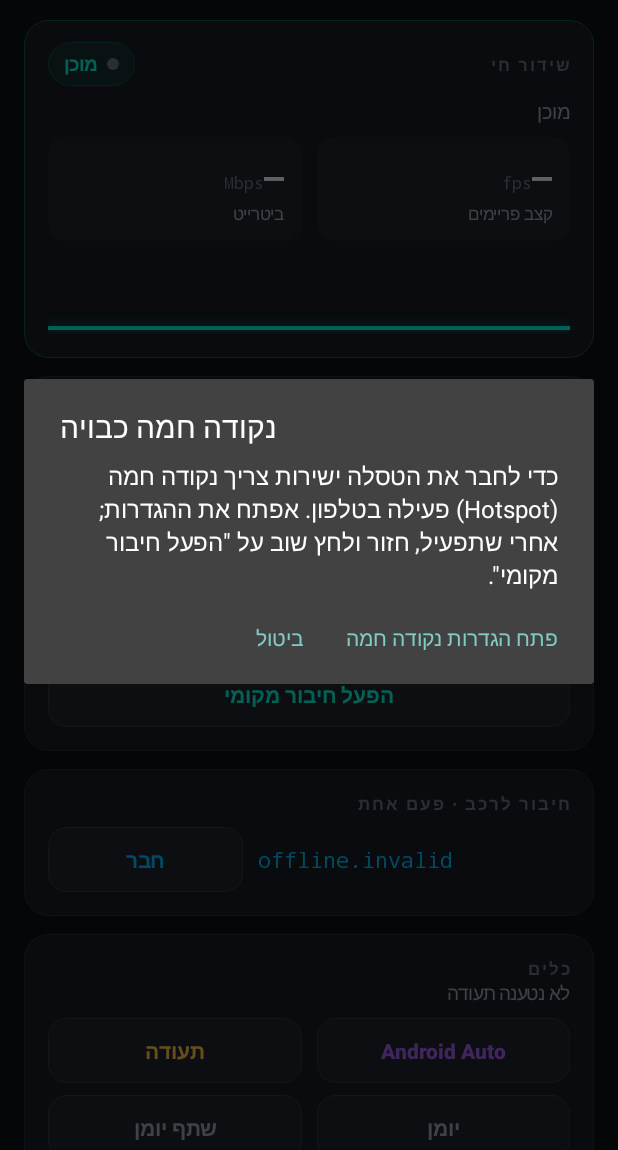
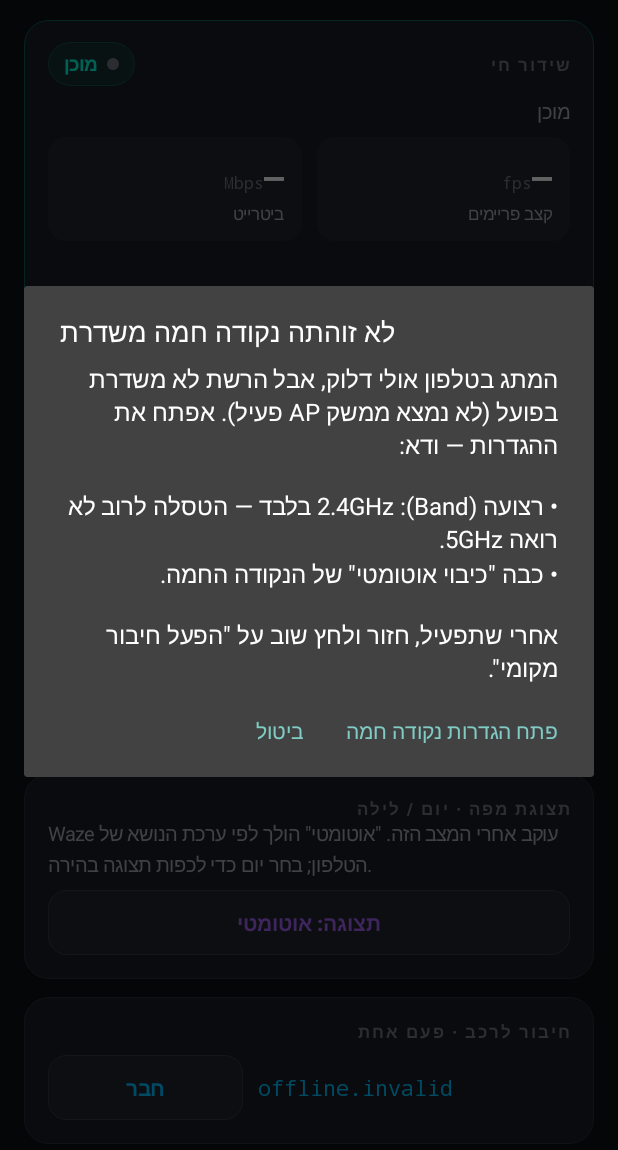
Before and after one commit to ab7646/tesla-waze, an Android app: the screen it shows after launch (MainActivity), after a tap on "הפעל חיבור מקומי", on a phone screen of 412 x 824 dp, the part 86-1236 px from its top. Run offline under Robolectric (Android 15) with nearby library versions, the phone set to English and light mode, and no system bars; network calls fail; pictures from the network do not load; 2 other taps on this screen came first.

Commit message:
Add a map day/night override and clearer hotspot guidance
- Manual day/night toggle (auto/day/night) pushed to Android Auto so Waze
  can be forced to the light map even when the phone theme is dark.
- Hotspot flow now explains why the Tesla may not see the network: set the
  band to 2.4GHz and disable auto-off; show the open-in-Tesla URL larger.

Co-Authored-By: Claude Opus 4.8 <noreply@anthropic.com>

```diff
--- a/android/app/src/main/java/com/subzero/teslawaze/AaService.kt
+++ b/android/app/src/main/java/com/subzero/teslawaze/AaService.kt
@@ -52,6 +52,8 @@ class AaService : Service(), RelayClient.Listener, HeadUnit.Listener {
             private set
         @Volatile var kbps = 0
             private set
+        /** Day/night mode pushed to Android Auto: 0 = follow phone theme, 1 = force day, 2 = force night. */
+        @Volatile var nightMode = 0
 
         /**
          * The phone's own address on its Wi-Fi hotspot (the Tesla's gateway), as a URL to open in
@@ -273,11 +275,15 @@ class AaService : Service(), RelayClient.Listener, HeadUnit.Listener {
     }
 
     /**
-     * Night mode follows the phone's current dark-theme state. Set the phone's dark theme to run
-     * from sunset to sunrise and the map darkens with it; refreshNight() (polled below) pushes the
-     * change to Android Auto when it flips during a drive.
+     * Night mode: a manual override (nightMode 1/2 = force day/night) wins, otherwise it follows the
+     * phone's current dark-theme state. refreshNight() (polled every second) pushes a change to
+     * Android Auto within ~1s, so flipping the in-app toggle re-colours Waze's map on the next tick.
      */
     override fun isNight(): Boolean {
+        when (nightMode) {
+            1 -> return false
+            2 -> return true
+        }
         val mode = resources.configuration.uiMode and Configuration.UI_MODE_NIGHT_MASK
         return mode == Configuration.UI_MODE_NIGHT_YES
     }
--- a/android/app/src/main/java/com/subzero/teslawaze/MainActivity.kt
+++ b/android/app/src/main/java/com/subzero/teslawaze/MainActivity.kt
@@ -44,6 +44,7 @@ class MainActivity : Activity() {
     private lateinit var log: TextView
     private lateinit var localInfo: TextView
     private lateinit var localBtn: Button
+    private lateinit var dayNightBtn: Button
     private lateinit var fpsNum: TextView
     private lateinit var kbpsNum: TextView
     private lateinit var spark: SparklineView
@@ -74,6 +75,11 @@ class MainActivity : Activity() {
             } else {
                 localBtn.text = "הפעל חיבור מקומי"
                 localInfo.text = if (hotspot != null) "נקודה חמה פעילה ✓" else "מצריך נקודה חמה פעילה"
+            }
+            dayNightBtn.text = when (AaService.nightMode) {
+                1 -> "תצוגה: יום ☀"
+                2 -> "תצוגה: לילה ☾"
+                else -> "תצוגה: אוטומטי"
             }
             ui.postDelayed(this, 500)
         }
@@ -253,7 +259,7 @@ class MainActivity : Activity() {
         )))
 
         // ---- local hotspot ----
-        localInfo = label("", 12.5f, MINT, bold = true).apply {
+        localInfo = label("", 15f, MINT, bold = true).apply {
             setTextIsSelectable(true)
             textDirection = View.TEXT_DIRECTION_LTR
         }
@@ -262,6 +268,21 @@ class MainActivity : Activity() {
             eyebrow("חיבור מקומי · ללא אינטרנט"),
             localInfo,
             localBtn,
+        )))
+
+        // ---- map day/night (overrides what Waze shows on the Tesla) ----
+        dayNightBtn = button("תצוגה: אוטומטי", VIOLET) {
+            AaService.nightMode = (AaService.nightMode + 1) % 3
+            dayNightBtn.text = when (AaService.nightMode) {
+                1 -> "תצוגה: יום ☀"
+                2 -> "תצוגה: לילה ☾"
+                else -> "תצוגה: אוטומטי"
+            }
+        }
+        root.addView(card(false, listOf(
+            eyebrow("תצוגת מפה · יום / לילה"),
+            label("Waze עוקב אחרי המצב הזה. \"אוטומטי\" הולך לפי ערכת הנושא של הטלפון; בחר יום כדי לכפות תצוגה בהירה.", 13f, MUTED),
+            dayNightBtn,
         )))
 
         // ---- pairing ----
@@ -390,9 +411,12 @@ class MainActivity : Activity() {
         }
         if (AaService.hotspotUrl() == null) {
             AlertDialog.Builder(this)
-                .setTitle("נקודה חמה כבויה")
+                .setTitle("לא זוהתה נקודה חמה משדרת")
                 .setMessage(
-                    "כדי לחבר את הטסלה ישירות צריך נקודה חמה (Hotspot) פעילה בטלפון. אפתח את ההגדרות; " +
+                    "המתג בטלפון אולי דלוק, אבל הרשת לא משדרת בפועל (לא נמצא ממשק AP פעיל). " +
+                        "אפתח את ההגדרות — ודא:\n\n" +
+                        "• רצועה (Band): 2.4GHz בלבד — הטסלה לרוב לא רואה 5GHz.\n" +
+                        "• כבה \"כיבוי אוטומטי\" של הנקודה החמה.\n\n" +
                         "אחרי שתפעיל, חזור ולחץ שוב על \"הפעל חיבור מקומי\".",
                 )
                 .setPositiveButton("פתח הגדרות נקודה חמה") { _, _ -> openHotspotSettings() }
@@ -422,9 +446,10 @@ class MainActivity : Activity() {
     private fun showLocalInfo() {
         val url = AaService.hotspotUrl() ?: AaService.localUrl
         val msg = if (url != null) {
-            "1) ודא שנקודה חמה (Hotspot) פעילה בטלפון.\n" +
-                "2) בטסלה התחבר ל-WiFi של הטלפון.\n" +
-                "3) פתח בדפדפן הטסלה את הכתובת:\n\n$url"
+            "הנקודה החמה משדרת ✓\n\n" +
+                "1) בטסלה: הגדרות ← WiFi, התחבר לרשת של הטלפון.\n" +
+                "   (לא רואה אותה? הגדר בטלפון רצועה 2.4GHz וכבה כיבוי אוטומטי.)\n" +
+                "2) בדפדפן הטסלה פתח את הכתובת:\n\n$url"
         } else {
             "הפעל קודם נקודה חמה (Hotspot) בטלפון. הכתובת לפתיחה בטסלה תופיע בכרטיס \"חיבור מקומי\"."
         }
```
